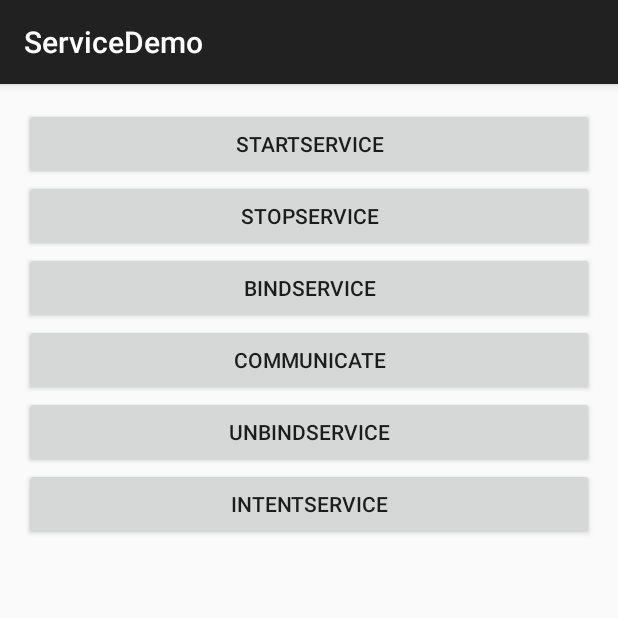
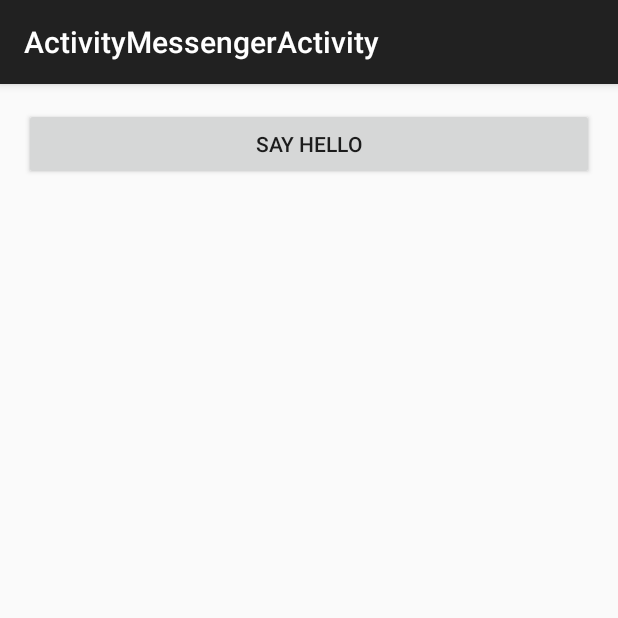
Before and after one commit to leerduo/ServiceDemo, an Android app: the screen it shows after launch (MainActivity before the commit, ActivityMessengerActivity after it), on a phone screen of 412 x 824 dp, the top half of it. Run offline under Robolectric (Android 15) with nearby library versions, the phone set to English and light mode, and no system bars.

Commit message:
add way through Messenger

```diff
--- /dev/null
+++ b/app/src/main/java/me/chenfuduo/servicedemo/ActivityMessengerActivity.java
@@ -0,0 +1,79 @@
+package me.chenfuduo.servicedemo;
+
+import android.content.ComponentName;
+import android.content.Context;
+import android.content.Intent;
+import android.content.ServiceConnection;
+import android.os.IBinder;
+import android.os.Message;
+import android.os.Messenger;
+import android.os.RemoteException;
+import android.support.v7.app.AppCompatActivity;
+import android.os.Bundle;
+import android.view.Menu;
+import android.view.MenuItem;
+import android.view.View;
+
+public class ActivityMessengerActivity extends AppCompatActivity {
+
+    boolean mBound = false;
+
+    /** Messenger for communicating with the service. */
+    Messenger mMessengerService;
+
+
+    @Override
+    protected void onCreate(Bundle savedInstanceState) {
+        super.onCreate(savedInstanceState);
+        setContentView(R.layout.activity_activity_messenger);
+    }
+
+    private ServiceConnection conn = new ServiceConnection() {
+        @Override
+        public void onServiceConnected(ComponentName name, IBinder service) {
+            // This is called when the connection with the service has been
+            // established, giving us the object we can use to
+            // interact with the service.  We are communicating with the
+            // service using a Messenger, so here we get a client-side
+            // representation of that from the raw IBinder object.
+            mMessengerService = new Messenger(service);
+            mBound = true;
+        }
+
+        @Override
+        public void onServiceDisconnected(ComponentName name) {
+            // This is called when the connection with the service has been
+            // unexpectedly disconnected -- that is, its process crashed.
+            mMessengerService = null;
+            mBound = false;
+        }
+    };
+
+
+    public void sayHello(View view){
+        if (!mBound)return;
+        Message message = Message.obtain(null, MyMessengerService.MSG_SAY_HELLO, 0, 0);
+        try {
+            mMessengerService.send(message);
+        } catch (RemoteException e) {
+            e.printStackTrace();
+        }
+    }
+
+
+    @Override
+    protected void onStart() {
+        super.onStart();
+        bindService(new Intent(ActivityMessengerActivity.this,MyMessengerService.class),conn, Context.BIND_AUTO_CREATE);
+    }
+
+    @Override
+    protected void onStop() {
+        super.onStop();
+        if (mBound){
+            unbindService(conn);
+            mBound = false;
+        }
+    }
+
+}
--- a/app/src/main/java/me/chenfuduo/servicedemo/MainActivity.java
+++ b/app/src/main/java/me/chenfuduo/servicedemo/MainActivity.java
@@ -5,6 +5,7 @@ import android.content.Context;
 import android.content.Intent;
 import android.content.ServiceConnection;
 import android.os.IBinder;
+import android.os.Messenger;
 import android.support.v7.app.AppCompatActivity;
 import android.os.Bundle;
 import android.view.Menu;
@@ -18,7 +19,7 @@ public class MainActivity extends AppCompatActivity {
 
     MyBindService mService;
 
-    boolean mBound = false;
+     boolean mBound = false;
 
     @Override
     protected void onCreate(Bundle savedInstanceState) {
--- /dev/null
+++ b/app/src/main/res/layout/activity_activity_messenger.xml
@@ -0,0 +1,17 @@
+<RelativeLayout xmlns:android="http://schemas.android.com/apk/res/android"
+    xmlns:tools="http://schemas.android.com/tools"
+    android:layout_width="match_parent"
+    android:layout_height="match_parent"
+    android:paddingBottom="@dimen/activity_vertical_margin"
+    android:paddingLeft="@dimen/activity_horizontal_margin"
+    android:paddingRight="@dimen/activity_horizontal_margin"
+    android:paddingTop="@dimen/activity_vertical_margin"
+    tools:context="me.chenfuduo.servicedemo.ActivityMessengerActivity">
+
+    <Button
+        android:onClick="sayHello"
+        android:layout_width="match_parent"
+        android:layout_height="wrap_content"
+        android:text="say hello" />
+
+</RelativeLayout>
--- a/app/src/main/res/values/strings.xml
+++ b/app/src/main/res/values/strings.xml
@@ -3,4 +3,5 @@
 
     <string name="hello_world">Hello world!</string>
     <string name="action_settings">Settings</string>
+    <string name="title_activity_activity_messenger">ActivityMessengerActivity</string>
 </resources>
```
Also changed, not shown: app/src/main/AndroidManifest.xml (+15 -4 lines), app/src/main/java/me/chenfuduo/servicedemo/MyMessengerService.java (added, +45 -0 lines), app/src/main/res/menu/menu_activity_messenger.xml (added, +7 -0 lines).
